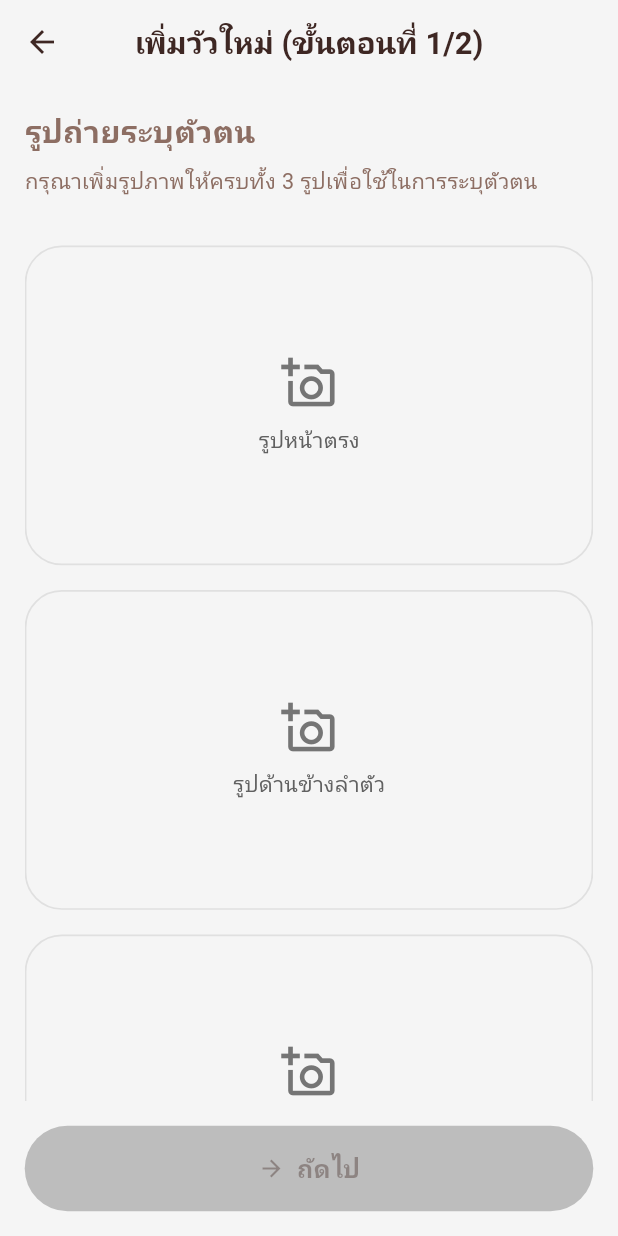
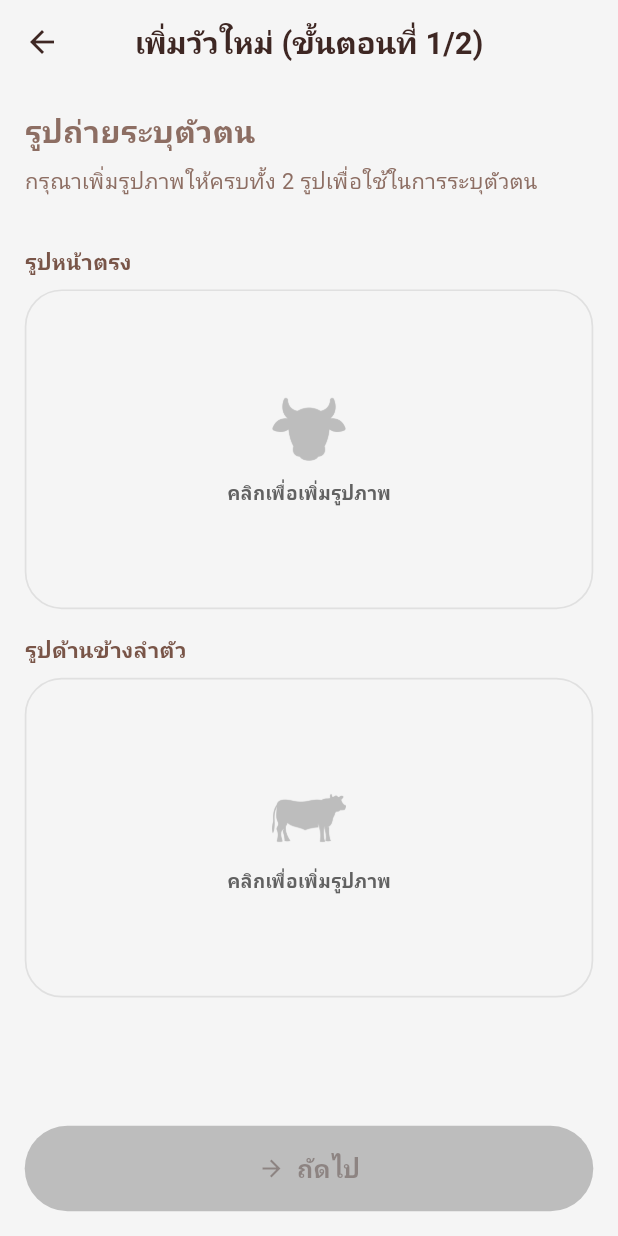
Before and after one commit to pawarit-ming/thai-cattle-passport, a Flutter app: the ImagePickerStep screen opened directly with empty values, on a phone screen of 412 x 824 dp. Run offline on Flutter 3.47's test engine with Material 3 defaults, Android fonts, the light colour scheme and no system bars; our stand-ins replace camera, flutter_riverpod, flutter_screenutil, geolocator, go_router, google_fonts and 6 more; missing offline and left inert: mobile_scanner; accounts and stored records are empty; Roboto replaces fonts that are missing (Prompt).

Commit message:
Remove mark image support and update image picker
Remove the legacy "mark"/mark_pic image field from the Cow model and all related logic, including service methods and UI flows. Update CowDetailService and addCow/updateCow signatures to drop mark image handling and stop uploading/storing mark_pic. Simplify forms and editors: remove mark image fields from cow form, edit screen, list, detail and buy screens; image picker now requires two images (face and body), uses a new cow_face.png asset, and presents an improved picker UI with asset placeholders and clearer CTA. Also includes minor styling/formatting tweaks for buttons and image pickers.

```diff
--- a/lib/ui/screens/buy_screen.dart
+++ b/lib/ui/screens/buy_screen.dart
@@ -52,7 +52,6 @@ class MarketItem {
 
     addImage(json['face_pic']);
     addImage(json['body_pic']);
-    addImage(json['mark_pic']);
 
     // --- จัดการเพศ (Sex Normalization) ---
     String rawSex = json['sex']?.toString().toLowerCase() ?? '';
--- a/lib/ui/screens/cow_detail_screen.dart
+++ b/lib/ui/screens/cow_detail_screen.dart
@@ -82,7 +82,6 @@ class _CowDetailScreenState extends ConsumerState<CowDetailScreen>
       images: [
         if (cow.facePic != null) ...cow.facePic!,
         if (cow.bodyPic != null) ...cow.bodyPic!,
-        if (cow.markPic != null) ...cow.markPic!,
       ],
       tabController: _tabController,
       onBack: () {
--- a/lib/ui/screens/cow_form/steps/image_picker_step.dart
+++ b/lib/ui/screens/cow_form/steps/image_picker_step.dart
@@ -8,20 +8,16 @@ import 'package:th_cow_passport/ui/screens/camera_screen.dart';
 class ImagePickerStep extends StatefulWidget {
   final File? faceImage;
   final File? bodyImage;
-  final File? markImage;
   final Function(File) onFaceImageChanged;
   final Function(File) onBodyImageChanged;
-  final Function(File) onMarkImageChanged;
   final VoidCallback onNext;
 
   const ImagePickerStep({
     super.key,
     this.faceImage,
     this.bodyImage,
-    this.markImage,
     required this.onFaceImageChanged,
     required this.onBodyImageChanged,
-    required this.onMarkImageChanged,
     required this.onNext,
   });
 
@@ -95,9 +91,7 @@ class _ImagePickerStepState extends State<ImagePickerStep> {
   Widget build(BuildContext context) {
     final theme = Theme.of(context);
     final colorScheme = theme.colorScheme;
-    final canContinue = widget.faceImage != null &&
-        widget.bodyImage != null &&
-        widget.markImage != null;
+    final canContinue = widget.faceImage != null && widget.bodyImage != null;
 
     return Scaffold(
       appBar: AppBar(
@@ -122,7 +116,7 @@ class _ImagePickerStepState extends State<ImagePickerStep> {
                 style: TextStyle(fontWeight: FontWeight.bold, fontSize: 20.sp)),
             SizedBox(height: 8.h),
             const Text(
-                'กรุณาเพิ่มรูปภาพให้ครบทั้ง 3 รูปเพื่อใช้ในการระบุตัวตน'),
+                'กรุณาเพิ่มรูปภาพให้ครบทั้ง 2 รูปเพื่อใช้ในการระบุตัวตน'),
             SizedBox(height: 24.h),
             Expanded(
               child: SingleChildScrollView(
@@ -130,21 +124,17 @@ class _ImagePickerStepState extends State<ImagePickerStep> {
                   children: [
                     _buildPhotoPicker(
                       label: 'รูปหน้าตรง',
+                      assetPath: 'assets/images/cow_face.png',
                       imageFile: widget.faceImage,
                       onTap: () => _showImageSourceDialog(
                           'รูปหน้าตรง', widget.onFaceImageChanged),
                     ),
                     _buildPhotoPicker(
                       label: 'รูปด้านข้างลำตัว',
+                      assetPath: 'assets/images/cow.png',
                       imageFile: widget.bodyImage,
                       onTap: () => _showImageSourceDialog(
                           'รูปด้านข้างลำตัว', widget.onBodyImageChanged),
-                    ),
-                    _buildPhotoPicker(
-                      label: 'รูปขา/ตำหนิ',
-                      imageFile: widget.markImage,
-                      onTap: () => _showImageSourceDialog(
-                          'รูปขา/ตำหนิ', widget.onMarkImageChanged),
                     ),
                   ],
                 ),
@@ -172,6 +162,7 @@ class _ImagePickerStepState extends State<ImagePickerStep> {
 
   Widget _buildPhotoPicker({
     required String label,
+    String? assetPath,
     required File? imageFile,
     required VoidCallback onTap,
   }) {
@@ -181,7 +172,19 @@ class _ImagePickerStepState extends State<ImagePickerStep> {
 
     return Padding(
       padding: EdgeInsets.symmetric(vertical: 8.h),
-      child: InkWell(
+      child: Column(
+        crossAxisAlignment: CrossAxisAlignment.start,
+        children: [
+          Row(
+            mainAxisAlignment: MainAxisAlignment.spaceBetween,
+            children: [
+              Text(label,
+                  style: TextStyle(
+                      color: colorScheme.primary, fontWeight: FontWeight.bold)),
+            ],
+          ),
+          SizedBox(height: 8.h),
+          InkWell(
             onTap: onTap,
             borderRadius: BorderRadius.circular(12.r),
             child: AspectRatio(
@@ -209,24 +212,41 @@ class _ImagePickerStepState extends State<ImagePickerStep> {
                             color: colorScheme.primary,
                             shape: BoxShape.circle,
                           ),
-                      child: Icon(Icons.check, color: Colors.white, size: 20.r),
+                          child: Icon(Icons.check,
+                              color: Colors.white, size: 20.r),
                         ),
                       )
                     : Center(
                         child: Column(
                           mainAxisAlignment: MainAxisAlignment.center,
                           children: [
+                            if (assetPath != null)
+                              Image.asset(
+                                assetPath,
+                                width: 48.r,
+                                height: 48.r,
+                                color: Colors.grey.shade400,
+                              )
+                            else
                               Icon(Icons.add_a_photo_outlined,
                                   color: Colors.grey.shade600, size: 36.r),
                             SizedBox(height: 8.h),
-                        Text(label,
-                            style: TextStyle(color: Colors.grey.shade700)),
+                            Text(
+                              'คลิกเพื่อเพิ่มรูปภาพ',
+                              style: TextStyle(
+                                color: Colors.grey.shade700,
+                                fontWeight: FontWeight.bold,
+                                fontSize: 12.sp,
+                              ),
+                            ),
                           ],
                         ),
                       ),
               ),
             ),
           ),
+        ],
+      ),
     );
   }
 }
```
Also changed, not shown: lib/services/cow_management/cow_detail/cow_detail_service.dart (+2 -22 lines), lib/services/cow_management/models/cow_model.dart (+0 -8 lines), lib/ui/screens/cow_form/cow_form_screen.dart (+0 -7 lines), lib/ui/screens/cow_list/widgets/cow_card.dart (+1 -6 lines), lib/ui/screens/edit_cow_screen.dart (+12 -16 lines), assets/images/cow_face.png (added). Lines whose indentation alone changed are shown as unchanged.
